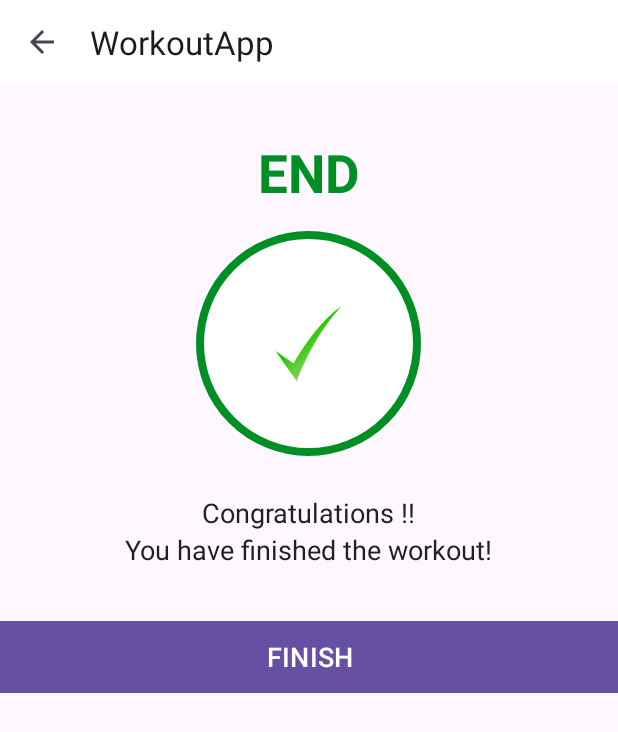
After one commit to Dipan-17/13.WorkoutApp, an Android app: the FinishActivity screen opened directly, with no data from a screen before it, on a phone screen of 412 x 824 dp. The commit adds this screen. Shown: the top 732 px of the screen. Run offline under Robolectric (Android 15) with nearby library versions, the phone set to English and light mode, and no system bars.

Commit message:
Finish Activity added

```diff
--- a/app/src/main/AndroidManifest.xml
+++ b/app/src/main/AndroidManifest.xml
@@ -4,9 +4,8 @@
 
     <queries>
         <intent>
-            <action android:name="android.intent.action.TTS_SERVICE"/>
+            <action android:name="android.intent.action.TTS_SERVICE" />
         </intent>
-
     </queries>
 
     <application
@@ -19,6 +18,9 @@
         android:supportsRtl="true"
         android:theme="@style/Theme.WorkoutApp"
         tools:targetApi="31">
+        <activity
+            android:name=".FinishActivity"
+            android:exported="false" />
         <activity
             android:name=".ExerciseActivity"
             android:exported="false" />
--- a/app/src/main/java/com/example/workoutapp/ExerciseActivity.kt
+++ b/app/src/main/java/com/example/workoutapp/ExerciseActivity.kt
@@ -1,5 +1,6 @@
 package com.example.workoutapp
 
+import android.content.Intent
 import android.media.MediaPlayer
 import android.net.Uri
 import androidx.appcompat.app.AppCompatActivity
@@ -36,6 +37,10 @@ class ExerciseActivity : AppCompatActivity(), TextToSpeech.OnInitListener {
 
     //recycler view for status
     private var exerciseStatusAdapter:ExerciseStatusAdapter?=null
+
+    //for timer (in milli seconds)
+    private var restTimerDuration:Long=1
+    private var exerciseTimerDuration:Long=1
 
     override fun onCreate(savedInstanceState: Bundle?) {
         super.onCreate(savedInstanceState)
@@ -121,7 +126,7 @@ class ExerciseActivity : AppCompatActivity(), TextToSpeech.OnInitListener {
 
         Log.i("Timer","Rest timer started")
 
-        restTimer=object:CountDownTimer(5000,1000){
+        restTimer=object:CountDownTimer(restTimerDuration*1000,1000){
 
             override fun onTick(p0: Long) {
                 restProgress++
@@ -180,7 +185,7 @@ class ExerciseActivity : AppCompatActivity(), TextToSpeech.OnInitListener {
         //once time runs out onFinish is called
 
         Log.i("Timer","Exercise timer started")
-        exerciseTimer=object:CountDownTimer(3000,1000){
+        exerciseTimer=object:CountDownTimer(exerciseTimerDuration*1000,1000){
 
             override fun onTick(p0: Long) {
                 exerciseProgress++
@@ -198,7 +203,13 @@ class ExerciseActivity : AppCompatActivity(), TextToSpeech.OnInitListener {
 
                     setupRestView()
                 }else{
-                    makeToast("Exercises Completed")
+                    //makeToast("Exercises Completed")
+                    finish()//finish the exercise activity
+
+                    //this refers to current object only
+                    //here it is the countdown timer -> we can't pass it into intent
+                    val intent= Intent(this@ExerciseActivity,FinishActivity::class.java)
+                    startActivity(intent)
                 }
             }
 
--- /dev/null
+++ b/app/src/main/java/com/example/workoutapp/FinishActivity.kt
@@ -0,0 +1,29 @@
+package com.example.workoutapp
+
+import androidx.appcompat.app.AppCompatActivity
+import android.os.Bundle
+import com.example.workoutapp.databinding.ActivityFinishBinding
+
+class FinishActivity : AppCompatActivity() {
+
+    private var binding:ActivityFinishBinding?=null
+    override fun onCreate(savedInstanceState: Bundle?) {
+        super.onCreate(savedInstanceState)
+
+        binding=ActivityFinishBinding.inflate(layoutInflater)
+        setContentView(binding?.root)
+
+
+        setSupportActionBar(binding?.toolbarFinishActivity)
+        if(supportActionBar!=null){
+            supportActionBar?.setDisplayHomeAsUpEnabled(true)
+        }
+        binding?.toolbarFinishActivity?.setNavigationOnClickListener {
+            onBackPressed()
+        }
+
+        binding?.btnFinish?.setOnClickListener {
+            finish()
+        }
+    }
+}
--- /dev/null
+++ b/app/src/main/res/layout/activity_finish.xml
@@ -0,0 +1,69 @@
+<?xml version="1.0" encoding="utf-8"?>
+
+<LinearLayout xmlns:android="http://schemas.android.com/apk/res/android"
+    xmlns:tools="http://schemas.android.com/tools"
+    android:layout_width="match_parent"
+    android:layout_height="match_parent"
+    android:gravity="center_horizontal"
+    android:orientation="vertical"
+    tools:context=".FinishActivity">
+
+    <androidx.appcompat.widget.Toolbar
+        android:id="@+id/toolbar_finish_activity"
+        android:layout_width="match_parent"
+        android:layout_height="?android:attr/actionBarSize"
+        android:background="#FFFFFF" />
+
+    <TextView
+        android:id="@+id/tvEnd"
+        android:layout_width="wrap_content"
+        android:layout_height="wrap_content"
+        android:layout_marginTop="35dp"
+        android:text="END"
+        android:textStyle="bold"
+        android:textColor="@color/colorAccent"
+        android:textSize="35sp" />
+
+    <LinearLayout
+        android:layout_width="150dp"
+        android:layout_height="150dp"
+        android:layout_gravity="center"
+        android:layout_marginTop="15dp"
+        android:background="@drawable/item_circular_color_accent_border"
+        android:gravity="center">
+
+        <!--Here the ic_action_done image in added in the drawables folders.-->
+        <ImageView
+            android:layout_width="50dp"
+            android:layout_height="50dp"
+            android:src="@drawable/ic_action_done" />
+    </LinearLayout>
+
+    <TextView
+        android:layout_width="wrap_content"
+        android:layout_height="wrap_content"
+        android:layout_marginTop="25dp"
+        android:text="Congratulations !!"
+        android:textColor="#212121"
+        android:textSize="18sp" />
+
+    <TextView
+        android:layout_width="wrap_content"
+        android:layout_height="wrap_content"
+        android:text="You have finished the workout!"
+        android:textColor="#212121"
+        android:textSize="18sp" />
+
+    <Button
+        android:id="@+id/btnFinish"
+        android:layout_width="match_parent"
+        android:layout_height="wrap_content"
+        android:layout_gravity="bottom"
+        android:layout_marginTop="35dp"
+        android:background="@color/colorAccent"
+        android:text="FINISH"
+        android:textColor="#FFFFFF"
+        android:textSize="18sp" />
+
+</LinearLayout>
+    <!--END-->
```
Also changed, not shown: app/src/main/res/drawable/ic_action_done.png (added).
